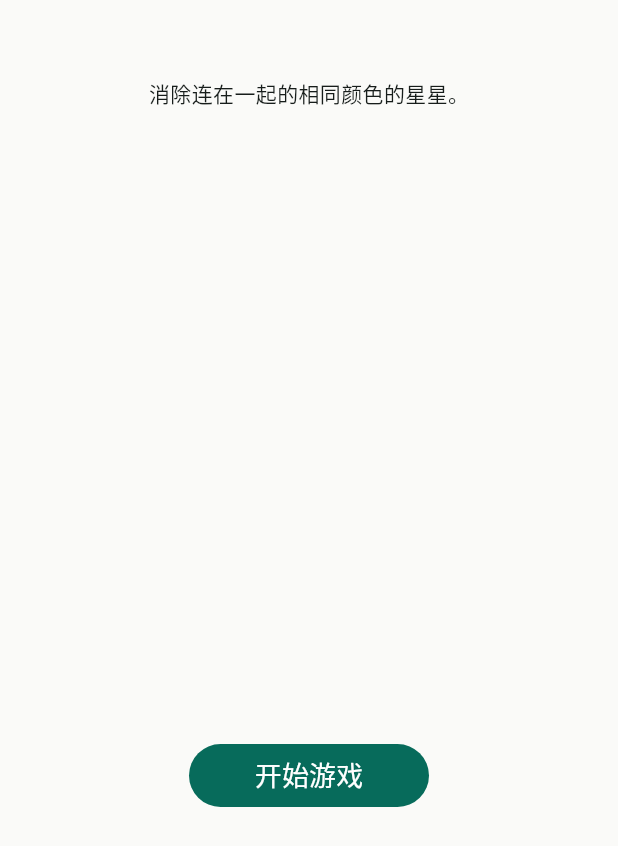
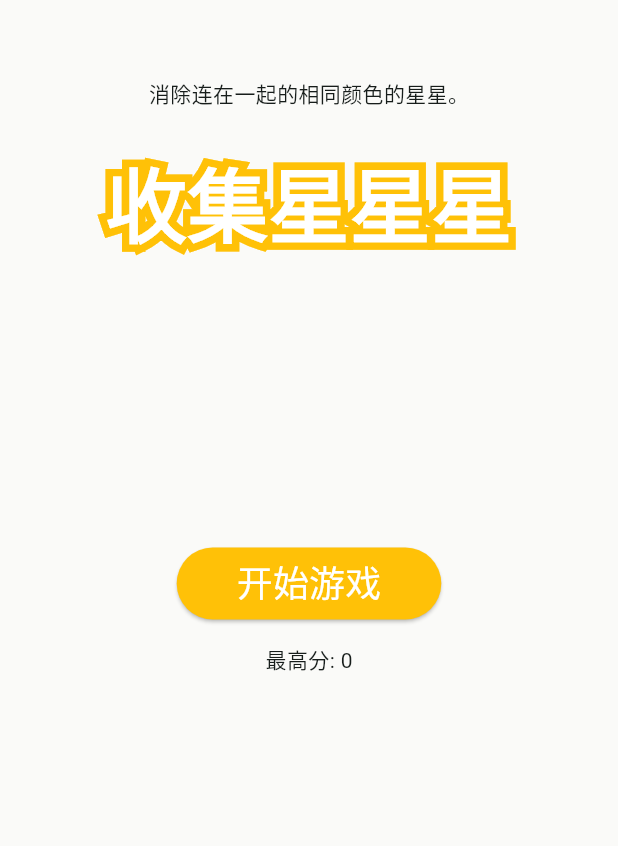
Before and after one commit to ChenCoin/dogcart, a Flutter app: the screen it shows after launch, on a phone screen of 412 x 824 dp. Shown: the top 846 px of the screen. Run offline on Flutter 3.47's test engine with Material 3 defaults, Android fonts, the phone set to English and light mode, and no system bars; our stand-ins replace shared_preferences; missing offline and left inert: dart:html.

Commit message:
more better

```diff
--- a/lib/data/grid_data.dart
+++ b/lib/data/grid_data.dart
@@ -21,6 +21,9 @@ class GridData {
 
   // 本局得分
   int scoreLevel = 0;
+
+  // 剩余星星
+  int lastStarCount = 0;
 
   // 第几关
   int level = 0;
@@ -82,6 +85,7 @@ class GridData {
   void onLevelStart(void Function(VoidCallback) callback) {
     goal = queryLevelGoal(level);
     scoreLevel = 0;
+    lastStarCount = 0;
     fillGrids();
     _effectCreator.enterScene();
     callback(() => gameState = 1);
@@ -135,6 +139,7 @@ class GridData {
   }
 
   void countLastStarAndScore(int starCount) {
+    lastStarCount = starCount;
     if (starCount < 10) {
       var scoreMore = 2000 - starCount * starCount * 20;
       scoreLevel += scoreMore;
--- a/lib/view/main_panel.dart
+++ b/lib/view/main_panel.dart
@@ -1,6 +1,7 @@
 import 'dart:async';
 import 'dart:math';
 
+import 'package:flutter/cupertino.dart';
 import 'package:flutter/material.dart';
 
 import '../data/grid_data.dart';
@@ -36,10 +37,17 @@ class _MyHomePageState extends State<MyHomePage> {
       var duration = Duration(milliseconds: animDuration);
       Future.delayed(duration, _onLevelFinish);
     }
-    debugPrint('----- call redraw $isFinish');
   }
 
   void _onLevelNext() {
+    if (data.gameState == 4) {
+      data.start(setState);
+      return;
+    }
+    if (data.gameState == 0) {
+      setState(() {});
+      return;
+    }
     if (!data.isGameRunning()) {
       return;
     }
@@ -58,7 +66,10 @@ class _MyHomePageState extends State<MyHomePage> {
     // 宽度为屏幕宽度 - 40，特殊适配大屏
     final double width = min(screenSize.width - 12, 480);
     data.initGridSize(width);
-    return Align(
+    return Stack(
+      alignment: Alignment.center,
+      children: [
+        Align(
           alignment: Alignment.topCenter,
           child: Column(
             mainAxisAlignment: MainAxisAlignment.start,
@@ -87,9 +98,70 @@ class _MyHomePageState extends State<MyHomePage> {
                   ]
                 ],
               ),
-          btnOnBottom(),
+              if (data.gameState == 1 || data.gameState == 3) btnOnBottom(),
             ],
           ),
+        ),
+        if (data.gameState != 1 && data.gameState != 3 && data.gameState != 4)
+          homePage(),
+      ],
+    );
+  }
+
+  Widget homePage() {
+    String title = '收集星星星';
+    return Column(
+      mainAxisAlignment: MainAxisAlignment.start,
+      children: [
+        const Padding(padding: EdgeInsets.all(48)),
+        Stack(
+          alignment: Alignment.topCenter,
+          children: [
+            Text(
+              title,
+              style: TextStyle(
+                  fontSize: 54,
+                  fontWeight: FontWeight.bold,
+                  foreground: Paint()
+                    ..style = PaintingStyle.stroke
+                    ..strokeWidth = 10
+                    ..color = Colors.amber),
+            ),
+            Text(
+              title,
+              style: const TextStyle(
+                  color: Colors.white,
+                  fontSize: 54,
+                  fontWeight: FontWeight.bold),
+            ),
+          ],
+        ),
+        const Padding(padding: EdgeInsets.all(96)),
+        ElevatedButton(
+          onPressed: () => _onBtnTap(),
+          style: ButtonStyle(
+              shape: MaterialStateProperty.all(RoundedRectangleBorder(
+                  borderRadius: BorderRadius.circular(24))),
+              backgroundColor: MaterialStateProperty.all(Colors.amber)),
+          child: const Padding(
+            padding: EdgeInsets.only(left: 16, top: 6, right: 16, bottom: 8),
+            child: Text(
+              '开始游戏',
+              style: TextStyle(
+                fontSize: 24,
+                color: Colors.white,
+              ),
+            ),
+          ),
+        ),
+        Padding(
+          padding: const EdgeInsets.all(16),
+          child: Text(
+            '最高分: ${data.highestScore}',
+            style: Theme.of(context).textTheme.bodyMedium,
+          ),
+        ),
+      ],
     );
   }
 
@@ -123,25 +195,17 @@ class _MyHomePageState extends State<MyHomePage> {
             ),
           ),
         ] else ...[
-          Align(
+          const Align(
             alignment: Alignment.bottomCenter,
-            child: Text(highestScoreTip()),
+            child: Text('消除连在一起的相同颜色的星星。'),
           ),
         ],
       ],
     );
   }
 
-  String highestScoreTip() {
-    if (data.highestScore == 0) {
-      return '消除连在一起的相同颜色的星星。';
-    }
-    return '消除相同颜色的星星。最高分：${data.highestScore}';
-  }
-
   String _gameStateBtnLabel(BuildContext context) {
-    if (data.gameState == 1 ||
-        data.gameState == 3) {
+    if (data.gameState == 1 || data.gameState == 3) {
       return '结束';
     }
     if (data.gameState == 4) {
```
Also changed, not shown: lib/view/level_board.dart (+60 -3 lines). Lines whose indentation alone changed are shown as unchanged.
